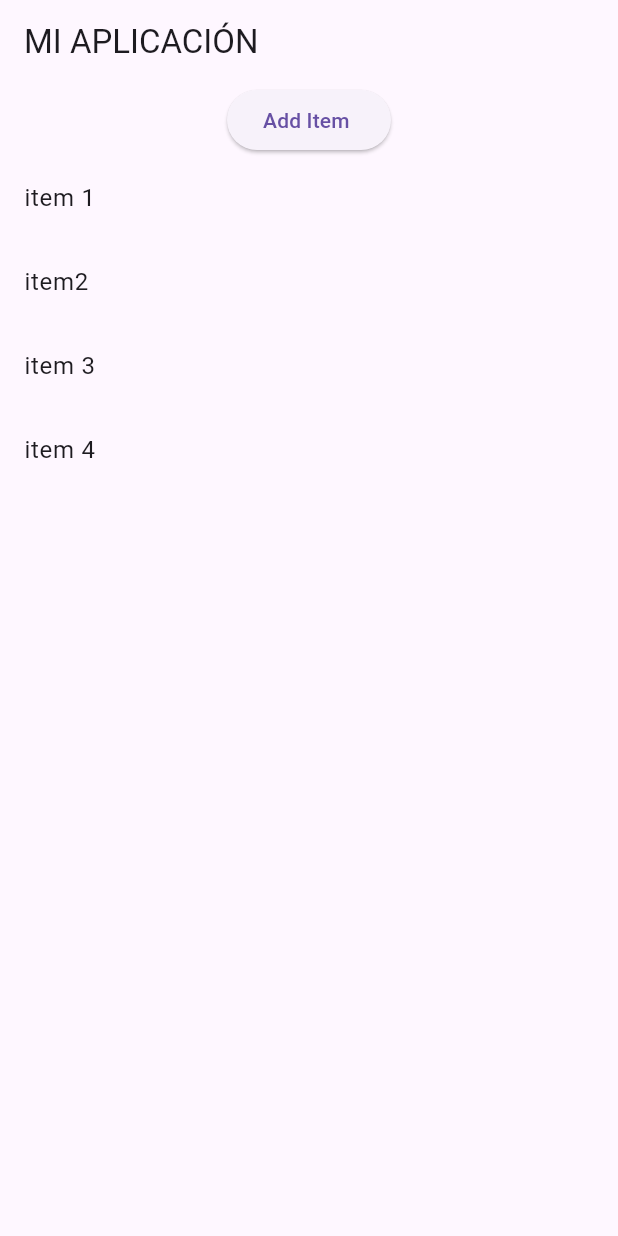
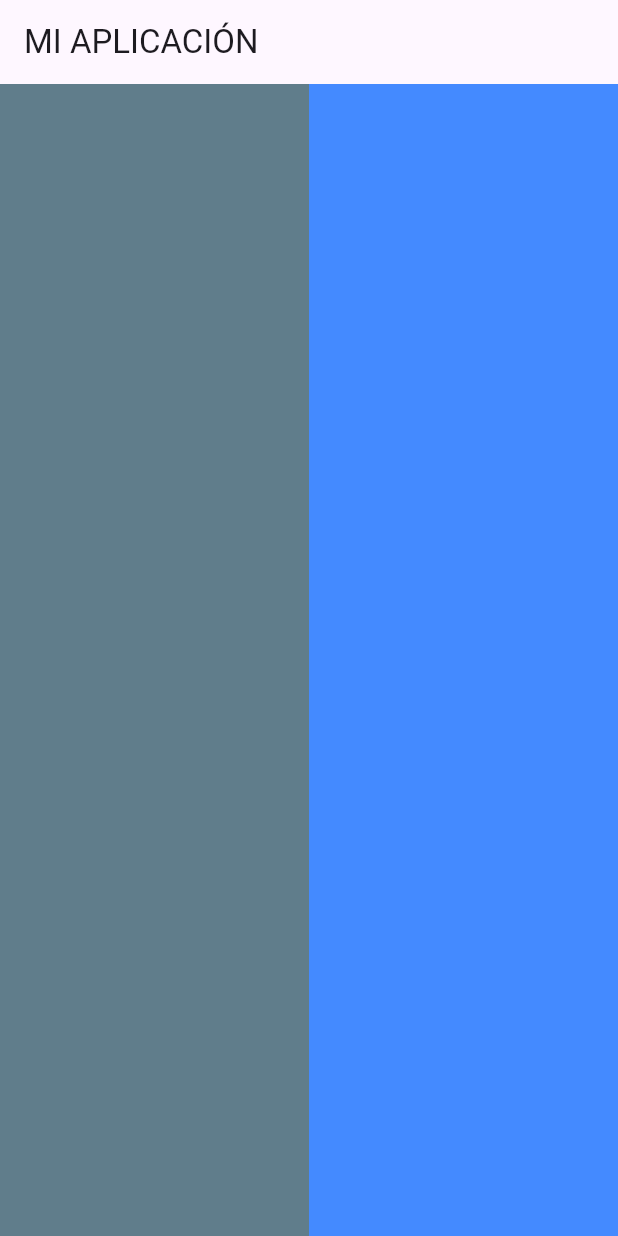
Before and after one commit to MelanyRM25/pokemon_flutterAPI, a Flutter app: the screen it shows after launch, on a phone screen of 412 x 824 dp. Run offline on Flutter 3.47's test engine with Material 3 defaults, Android fonts, the phone set to English and light mode, and no system bars.

```diff
--- a/lib/pages/home.dart
+++ b/lib/pages/home.dart
@@ -31,28 +31,21 @@ class _HomeState extends State<Home> {
   @override
   Widget build(BuildContext context) {
     return Scaffold(
-        appBar: AppBar(
-          title: Text("MI APLICACIÓN"),
-        ),
-        body: Column(
-          children: [
-            ElevatedButton(
-                onPressed: () {
-                  setState(() {
-                    items.add('Item ${items.length + 1}');
-                  });
-                },
-                child: Text("Add Item ")),
-            Expanded(
-              child: ListView.builder(
-                  itemCount: items.length,
-                  itemBuilder: (context, index) {
-                    return ListTile(
-                      title: Text(items[index]),
-                    );
-                  }),
-            ),
-          ],
-        ));
+      appBar: AppBar(
+        title: Text("MI APLICACIÓN"),
+      ),
+      body: Row(
+        children: [
+          Flexible(
+              child: Container(
+            color: Colors.blueGrey,
+          )),
+          Flexible(
+              child: Container(
+            color: Colors.blueAccent,
+          ))
+        ],
+      ),
+    );
   }
 }
```
